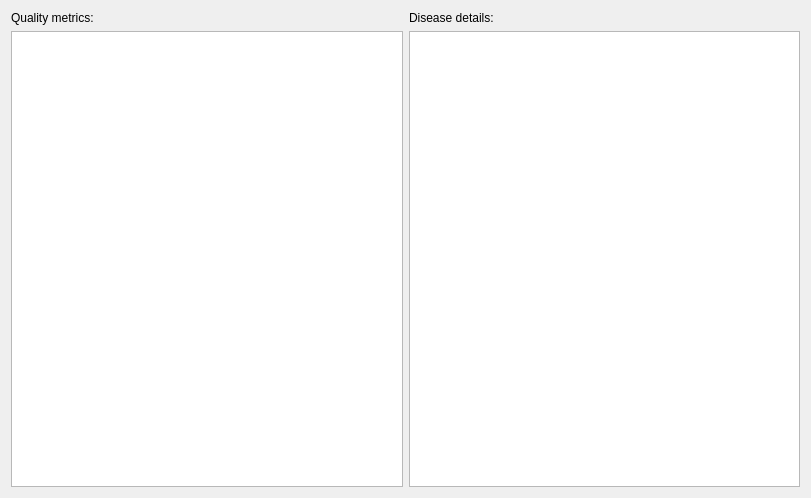
Above: src/cppNGSD/ProcessedSampleWidget.ui from imgag/ngs-bits before the change. Below: the same form after it.
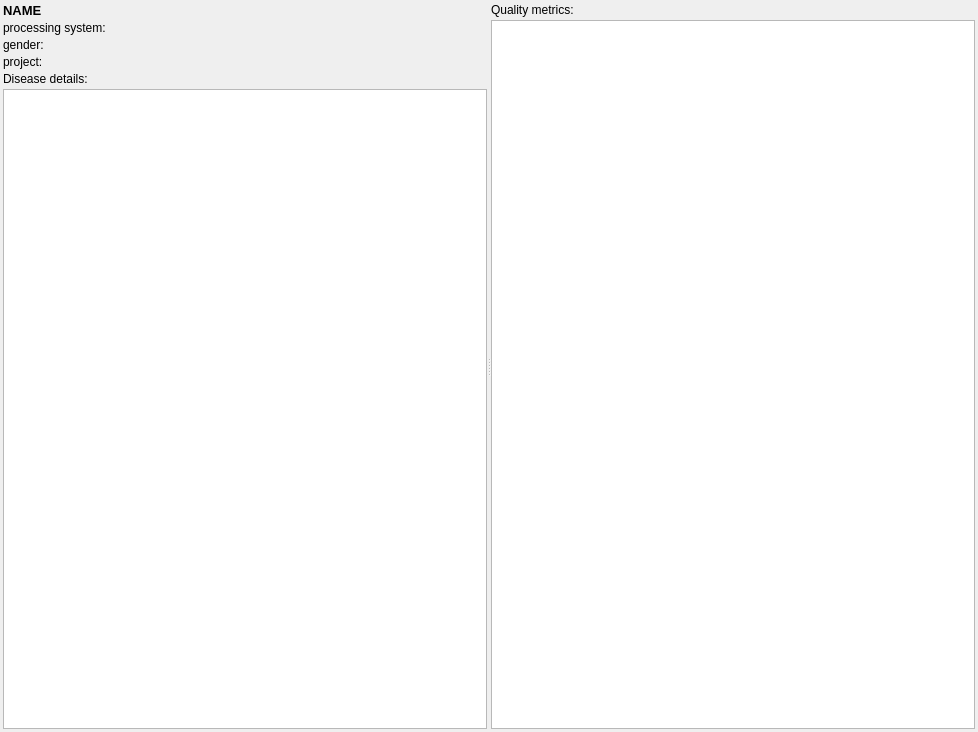
That is the form after the change. Custom widgets are drawn as their Qt base class.

Commit message: DBTableWidget: implemented copy to clipboard

Patch:
```diff
--- a/src/cppNGSD/ProcessedSampleWidget.ui
+++ b/src/cppNGSD/ProcessedSampleWidget.ui
@@ -6,34 +6,122 @@
    <rect>
     <x>0</x>
     <y>0</y>
-    <width>811</width>
-    <height>498</height>
+    <width>978</width>
+    <height>732</height>
    </rect>
   </property>
   <property name="windowTitle">
    <string>Form</string>
   </property>
-  <layout class="QGridLayout" name="gridLayout">
-   <item row="0" column="0">
-    <widget class="QLabel" name="label">
-     <property name="text">
-      <string>Quality metrics:</string>
+  <layout class="QVBoxLayout" name="verticalLayout_3">
+   <property name="spacing">
+    <number>3</number>
+   </property>
+   <property name="leftMargin">
+    <number>3</number>
+   </property>
+   <property name="topMargin">
+    <number>3</number>
+   </property>
+   <property name="rightMargin">
+    <number>3</number>
+   </property>
+   <property name="bottomMargin">
+    <number>3</number>
+   </property>
+   <item>
+    <widget class="QSplitter" name="splitter">
+     <property name="orientation">
+      <enum>Qt::Horizontal</enum>
      </property>
+     <widget class="QWidget" name="">
+      <layout class="QVBoxLayout" name="verticalLayout">
+       <property name="spacing">
+        <number>3</number>
+       </property>
+       <item>
+        <layout class="QGridLayout" name="gridLayout">
+         <property name="spacing">
+          <number>3</number>
+         </property>
+         <item row="0" column="0">
+          <widget class="QLabel" name="name">
+           <property name="font">
+            <font>
+             <pointsize>10</pointsize>
+             <weight>75</weight>
+             <bold>true</bold>
+            </font>
+           </property>
+           <property name="text">
+            <string>NAME</string>
+           </property>
+          </widget>
+         </item>
+         <item row="1" column="0">
+          <layout class="QFormLayout" name="formLayout">
+           <property name="horizontalSpacing">
+            <number>3</number>
+           </property>
+           <property name="verticalSpacing">
+            <number>3</number>
+           </property>
+           <item row="0" column="0">
+            <widget class="QLabel" name="label_3">
+             <property name="text">
+              <string>processing system:</string>
+             </property>
+            </widget>
+           </item>
+           <item row="1" column="0">
+            <widget class="QLabel" name="label_4">
+             <property name="text">
+              <string>gender:</string>
+             </property>
+            </widget>
+           </item>
+           <item row="2" column="0">
+            <widget class="QLabel" name="label_5">
+             <property name="text">
+              <string>project:</string>
+             </property>
+            </widget>
+           </item>
+          </layout>
+         </item>
+        </layout>
+       </item>
+       <item>
+        <widget class="QLabel" name="label_2">
+         <property name="text">
+          <string>Disease details:</string>
+         </property>
+        </widget>
+       </item>
+       <item>
+        <widget class="DBTableWidget" name="disease_details"/>
+       </item>
+      </layout>
+     </widget>
+     <widget class="QWidget" name="">
+      <layout class="QVBoxLayout" name="verticalLayout_2">
+       <property name="spacing">
+        <number>3</number>
+       </property>
+       <item>
+        <widget class="QLabel" name="label">
+         <property name="text">
+          <string>Quality metrics:</string>
+         </property>
+        </widget>
+       </item>
+       <item>
+        <widget class="DBTableWidget" name="qc_table"/>
+       </item>
+      </layout>
+     </widget>
     </widget>
    </item>
-   <item row="0" column="1">
-    <widget class="QLabel" name="label_2">
-     <property name="text">
-      <string>Disease details:</string>
-     </property>
-    </widget>
-   </item>
-   <item row="1" column="0">
-    <widget class="DBTableWidget" name="qc_table"/>
-   </item>
-   <item row="1" column="1">
-    <widget class="DBTableWidget" name="disease_details"/>
-   </item>
   </layout>
  </widget>
  <customwidgets>
```
The commit also changes 4 other files.
